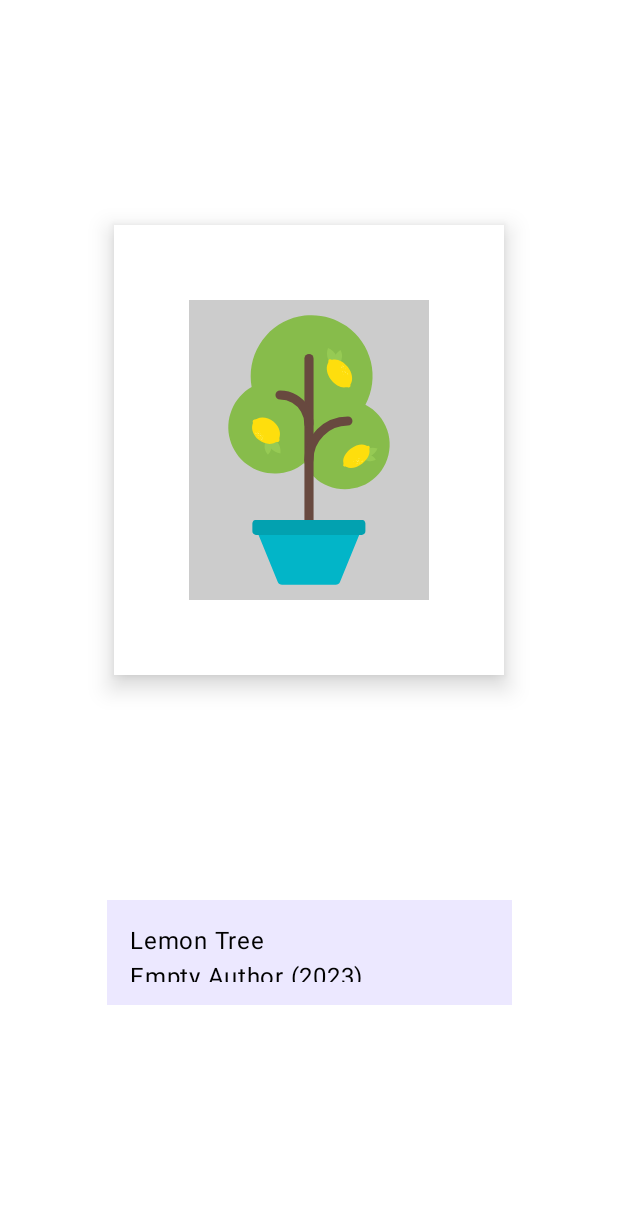
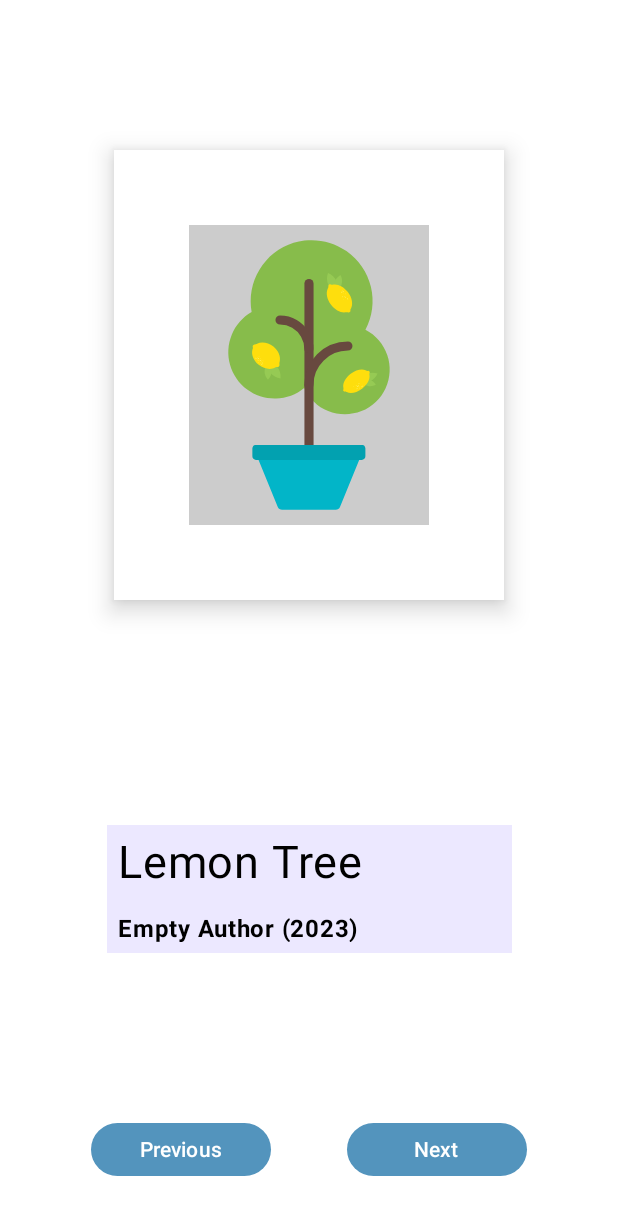
Before and after one commit to Name707/ArtSpaceApp, an Android app built with Jetpack Compose: the screen it shows after launch (MainActivity), on a phone screen of 412 x 824 dp. Shown: the top 1215 px of the screen. Run offline under Robolectric (Android 15) with nearby library versions, the phone set to English and light mode, and no system bars.

Commit message:
Доработана плашка и добавлены кнопки (с одном Row без функционала, разделены .padding-ами)

```diff
--- a/app/src/main/java/com/example/artspace/MainActivity.kt
+++ b/app/src/main/java/com/example/artspace/MainActivity.kt
@@ -6,6 +6,7 @@ import androidx.activity.ComponentActivity
 import androidx.activity.compose.setContent
 import androidx.compose.foundation.Image
 import androidx.compose.foundation.background
+import androidx.compose.foundation.border
 import androidx.compose.foundation.layout.Arrangement
 import androidx.compose.foundation.layout.Column
 import androidx.compose.foundation.layout.Row
@@ -16,6 +17,10 @@ import androidx.compose.foundation.layout.height
 import androidx.compose.foundation.layout.padding
 import androidx.compose.foundation.layout.width
 import androidx.compose.foundation.layout.wrapContentSize
+import androidx.compose.material3.Button
+import androidx.compose.material3.ButtonColors
+import androidx.compose.material3.ButtonDefaults
+import androidx.compose.material3.DrawerDefaults.containerColor
 import androidx.compose.runtime.Composable
 import androidx.compose.ui.Alignment
 import androidx.compose.ui.Modifier
@@ -26,6 +31,10 @@ import androidx.compose.ui.tooling.preview.Preview
 import androidx.compose.ui.unit.dp
 import com.example.artspace.ui.theme.ArtSpaceTheme
 import androidx.compose.material3.Text
+import androidx.compose.ui.text.TextStyle
+import androidx.compose.ui.text.font.FontWeight
+import androidx.compose.ui.unit.TextUnit
+import androidx.compose.ui.unit.sp
 
 class MainActivity : ComponentActivity() {
     override fun onCreate(savedInstanceState: Bundle?) {
@@ -41,7 +50,7 @@ class MainActivity : ComponentActivity() {
 @Preview
 @Composable
 fun ArtSpaceLayout() {
-    ArtSpaceImage(
+    ArtSpace(
         modifier = Modifier
             .fillMaxSize()
             .wrapContentSize(Alignment.Center)
@@ -49,7 +58,7 @@ fun ArtSpaceLayout() {
 }
 
 @Composable
-fun ArtSpaceImage(
+fun ArtSpace(
     modifier: Modifier,
 ) {
     val currentImage = R.drawable.lemon_tree
@@ -63,7 +72,7 @@ fun ArtSpaceImage(
 
         Spacer(
             modifier = Modifier
-                .height(150.dp)
+                .height(100.dp)
         )
 
         Column(
@@ -87,8 +96,14 @@ fun ArtSpaceImage(
                 .height(150.dp)
         )
 
-        CanvasInfo("Lemon Tree", "Empty Author (2023)")
+        CanvasInfo("Lemon Tree", "Empty Author", 2023)
 
+        Spacer(
+            modifier = Modifier
+                .height(80.dp)
+        )
+
+        NextPrevButton("Previous", "Next")
     }
 
 }
@@ -96,21 +111,90 @@ fun ArtSpaceImage(
 @Composable
 fun CanvasInfo(
     canvasName: String,
-    authorAndDate: String,
+    author: String,
+    date: Short,
 ) {
 
     Row(
         modifier = Modifier
             .width(270.dp)
-            .height(70.dp)
+            .height(50.dp)
             .background(Color(0xFFece8ff))
-            .padding(15.dp),
+            .padding(7.dp),
         horizontalArrangement = Arrangement.Start,
         verticalAlignment = Alignment.CenterVertically,
     ) {
 
         Text(
-            text = "$canvasName\n$authorAndDate"
+            text = "$canvasName",
+            fontSize = 30.sp,
+        )
+    }
+
+    Row(
+        modifier = Modifier
+            .width(270.dp)
+            .height(35.dp)
+            .background(Color(0xFFece8ff))
+            .padding(7.dp),
+        horizontalArrangement = Arrangement.Start,
+        verticalAlignment = Alignment.CenterVertically,
+    ) {
+
+        Text(
+            text = "$author ($date)",
+            fontWeight = FontWeight.Bold,
         )
     }
 }
+
+@Composable
+fun NextPrevButton(
+    buttonTextPrev: String,
+    buttonTextNext: String,
+) {
+
+    Row(
+        modifier = Modifier
+            .fillMaxWidth()
+            .height(100.dp),
+        horizontalArrangement = Arrangement.Center,
+        verticalAlignment = Alignment.CenterVertically,
+    ) {
+
+        Button(
+            onClick = {},
+            modifier = Modifier
+                .padding(25.dp)
+                .height(35.dp)
+                .width(120.dp),
+            colors = ButtonDefaults.buttonColors(
+                containerColor = Color(0xFF5394bd),
+            )
+
+        ) {
+
+            Text(
+                text = buttonTextPrev
+            )
+
+        }
+
+        Button(
+            onClick = {},
+            modifier = Modifier
+                .padding(25.dp)
+                .height(35.dp)
+                .width(120.dp),
+            colors = ButtonDefaults.buttonColors(
+                containerColor = Color(0xFF5394bd),
+            )
+        ) {
+
+            Text(
+                text = buttonTextNext
+            )
+
+        }
+    }
+}
```
